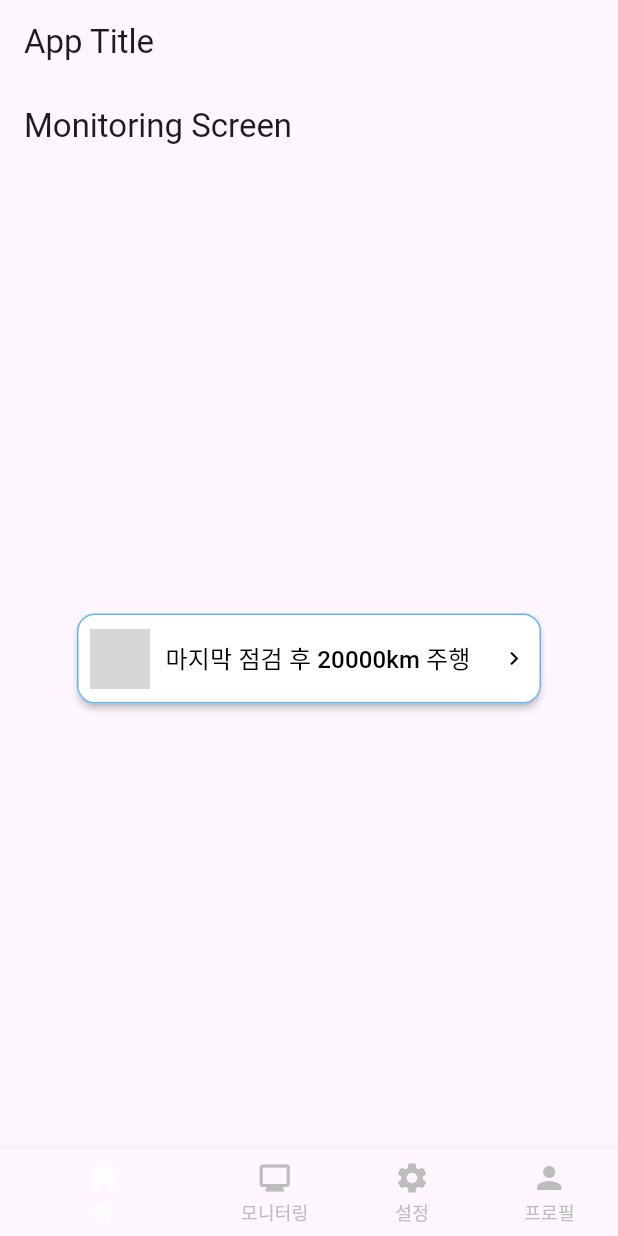
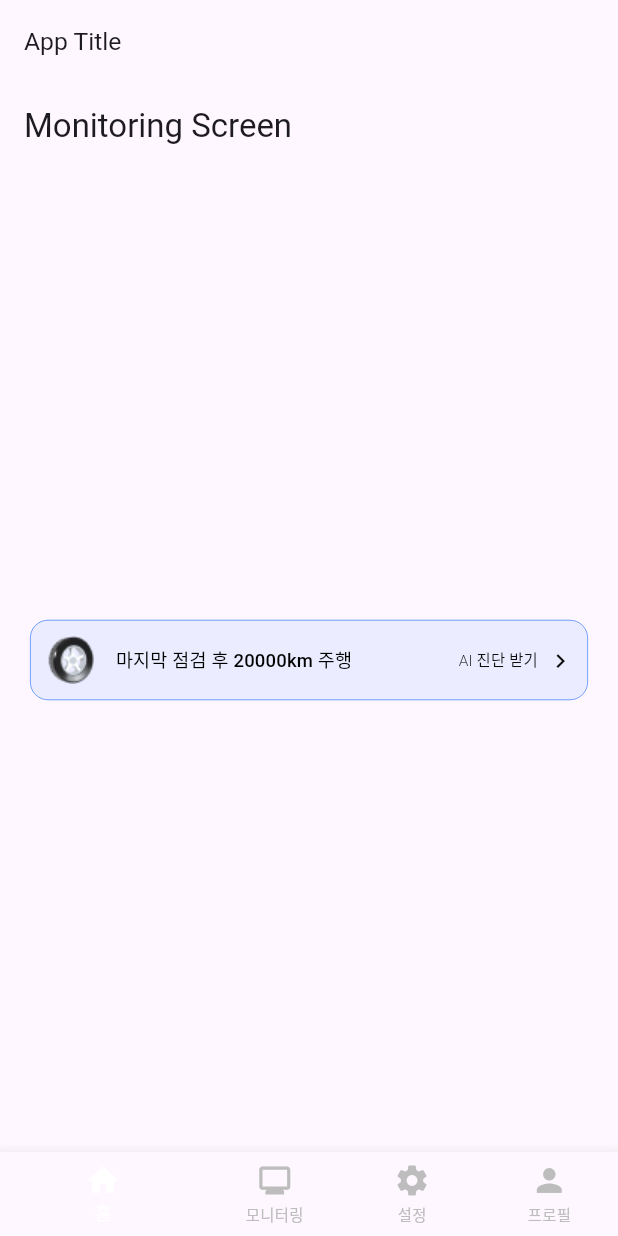
Before and after one commit to king0104/marimo, a Flutter app: the screen it shows after launch, after a tap on "마지막 점검 후 20000km 주행", on a phone screen of 412 x 824 dp. Run offline on Flutter 3.47's test engine with Material 3 defaults, Android fonts, the phone set to English and light mode, and no system bars; our stand-ins replace flutter_screenutil; Roboto replaces fonts that are missing (Freesentation); grey boxes are pictures that could not be loaded.

Commit message:
✨ feat: TireDiagnosisButton 컴포넌트 ui 개발

```diff
--- a/marimo_client/lib/main.dart
+++ b/marimo_client/lib/main.dart
@@ -1,8 +1,16 @@
 import 'package:flutter/material.dart';
+import 'package:flutter_screenutil/flutter_screenutil.dart'; // 📌 ScreenUtil 추가
 import 'package:marimo_client/screens/monitoring/MonitoringScreen.dart';
 
 void main() {
-  runApp(const MyApp());
+  runApp(
+    ScreenUtilInit(
+      designSize: const Size(360, 800), // 📌 Figma mdpi 기준 크기
+      minTextAdapt: true, // 📌 텍스트 자동 조정
+      splitScreenMode: true, // 📌 가로/세로 모드 대응
+      builder: (context, child) => const MyApp(),
+    ),
+  );
 }
 
 class MyApp extends StatelessWidget {
@@ -32,10 +40,10 @@ class _MainScreenState extends State<MainScreen> {
   int _selectedIndex = 0;
 
   final List<Widget> _screens = [
-    MonitoringScreen(), // 바꾸면 돼용
     MonitoringScreen(),
-    MonitoringScreen(), // 바꾸면 돼용
-    MonitoringScreen(), // 바꾸면
+    MonitoringScreen(),
+    MonitoringScreen(),
+    MonitoringScreen(),
   ];
 
   void _onItemTapped(int index) {
@@ -47,7 +55,12 @@ class _MainScreenState extends State<MainScreen> {
   @override
   Widget build(BuildContext context) {
     return Scaffold(
-      appBar: AppBar(title: const Text("App Title")),
+      appBar: AppBar(
+        title: Text(
+          "App Title",
+          style: TextStyle(fontSize: 16.sp),
+        ), // 📌 폰트 크기 자동 조정
+      ),
       body: _screens[_selectedIndex],
       bottomNavigationBar: BottomNavigationBar(
         currentIndex: _selectedIndex,
@@ -55,13 +68,29 @@ class _MainScreenState extends State<MainScreen> {
         backgroundColor: Colors.grey[900], // 📌 배경색 어둡게
         selectedItemColor: Colors.white, // 📌 선택된 아이템 색상 밝게
         unselectedItemColor: Colors.grey[400], // 📌 선택되지 않은 아이콘 색상 회색
-        showUnselectedLabels: true, // 선택 안 된 아이템도 텍스트 보이게 설정
-        items: const [
-          BottomNavigationBarItem(icon: Icon(Icons.home), label: "홈"),
-          BottomNavigationBarItem(icon: Icon(Icons.monitor), label: "모니터링"),
-          BottomNavigationBarItem(icon: Icon(Icons.settings), label: "설정"),
-          BottomNavigationBarItem(icon: Icon(Icons.person), label: "프로필"),
+        showUnselectedLabels: true, // 📌 선택 안 된 아이템도 텍스트 보이게 설정
+        items: [
+          BottomNavigationBarItem(
+            icon: Icon(Icons.home, size: 24.sp), // 📌 아이콘 크기 조정
+            label: "홈",
+          ),
+          BottomNavigationBarItem(
+            icon: Icon(Icons.monitor, size: 24.sp),
+            label: "모니터링",
+          ),
+          BottomNavigationBarItem(
+            icon: Icon(Icons.settings, size: 24.sp),
+            label: "설정",
+          ),
+          BottomNavigationBarItem(
+            icon: Icon(Icons.person, size: 24.sp),
+            label: "프로필",
+          ),
         ],
+        selectedLabelStyle: TextStyle(fontSize: 12.sp), // 📌 선택된 텍스트 크기 조정
+        unselectedLabelStyle: TextStyle(
+          fontSize: 10.sp,
+        ), // 📌 선택되지 않은 텍스트 크기 조정
       ),
     );
   }
--- a/marimo_client/lib/screens/monitoring/MonitoringScreen.dart
+++ b/marimo_client/lib/screens/monitoring/MonitoringScreen.dart
@@ -5,8 +5,11 @@ class MonitoringScreen extends StatelessWidget {
   @override
   Widget build(BuildContext context) {
     return Scaffold(
-      appBar: AppBar(title: Text("Monitoring Screen")),
-      body: Center(child: TireDiagnosisButton()),
+      appBar: AppBar(title: const Text("Monitoring Screen")),
+      body: Padding(
+        padding: const EdgeInsets.symmetric(horizontal: 20), // ✅ 좌우 패딩 20px 적용
+        child: Center(child: TireDiagnosisButton()),
+      ),
     );
   }
 }
--- a/marimo_client/lib/screens/monitoring/widgets/TireDiagnosisButton.dart
+++ b/marimo_client/lib/screens/monitoring/widgets/TireDiagnosisButton.dart
@@ -1,46 +1,75 @@
 import 'package:flutter/material.dart';
+import 'package:flutter_screenutil/flutter_screenutil.dart'; // ✅ ScreenUtil 추가
 
 class TireDiagnosisButton extends StatelessWidget {
   const TireDiagnosisButton({super.key});
 
   @override
   Widget build(BuildContext context) {
-    return ElevatedButton(
+    return SizedBox(
+      width: double.infinity, // ✅ 부모 크기만큼 확장
+      child: ElevatedButton(
         onPressed: () {
-        print("AI 진단 받기 클릭!");
+          debugPrint("🚀 AI 진단 받기 클릭!!");
         },
         style: ElevatedButton.styleFrom(
-        backgroundColor: Colors.white, // 버튼 배경색 (흰색)
-        foregroundColor: Colors.black, // 글씨 색상 (검정)
-        padding: const EdgeInsets.symmetric(
-          horizontal: 9,
-          vertical: 10,
-        ), // 내부 여백
+          backgroundColor: const Color(0x1A4888FF), // ✅ 배경색 (10% 투명도)
+          foregroundColor: const Color(0xFF000000), // ✅ 글씨 및 아이콘 색상
+          padding: EdgeInsets.zero, // ✅ 버튼의 기본 패딩 제거
           shape: RoundedRectangleBorder(
-          borderRadius: BorderRadius.circular(12), // 모서리 둥글게
-          side: BorderSide(color: Colors.blue.shade300), // 테두리 추가
+            borderRadius: BorderRadius.circular(12),
+            side: const BorderSide(
+              color: Color(0xFF4888FF),
+              width: 0.5,
+            ), // ✅ 테두리 추가
           ),
-        elevation: 2, // 버튼 그림자 효과
+          elevation: 0, // ✅ 그림자 제거
+          shadowColor: Colors.transparent, // ✅ 눌렀을 때 그림자 제거
+          overlayColor: const Color(0x1A4888FF),
         ),
+        child: Padding(
+          padding: EdgeInsets.symmetric(
+            horizontal: 8.w,
+            vertical: 10.h,
+          ), // ✅ `w`, `h` 적용 가능
           child: Row(
-        mainAxisSize: MainAxisSize.min,
-        mainAxisAlignment: MainAxisAlignment.spaceBetween, // 좌우 정렬
+            mainAxisAlignment: MainAxisAlignment.spaceBetween, // ✅ 내부 요소 확장
             children: [
-          // 왼쪽 아이콘 + 텍스트
-          Row(
-            children: [
-              Image.asset('assets/tire_icon.png', width: 40), // 아이콘 (assets 필요)
-              const SizedBox(width: 10),
-              const Text(
+              Image.asset(
+                'assets/images/icons/icon_tire.webp',
+                width: 32.w, // ✅ `sp` 대신 `w` 사용
+                height: 32.h,
+              ),
+              SizedBox(width: 10.w),
+              Expanded(
+                child: Text(
                   "마지막 점검 후 20000km 주행",
-                style: TextStyle(fontSize: 16, fontWeight: FontWeight.w500),
+                  style: TextStyle(
+                    fontSize: 12.sp, // ✅ `sp` 사용 (const 제거)
+                    fontWeight: FontWeight.w500,
+                    color: Colors.black,
+                  ),
+                  overflow: TextOverflow.ellipsis, // ✅ 긴 글자는 ... 처리
+                ),
+              ),
+              SizedBox(width: 10.w),
+              Text(
+                "AI 진단 받기",
+                style: TextStyle(
+                  fontSize: 10.sp, // ✅ `sp` 사용
+                  fontWeight: FontWeight.w300,
+                  color: const Color(0xFF0E0E0E),
+                ),
+              ),
+              SizedBox(width: 5.w),
+              Icon(
+                Icons.chevron_right,
+                size: 18.sp, // ✅ 아이콘 크기 자동 조정
+                color: const Color(0xFF0E0E0E),
               ),
             ],
           ),
-          const SizedBox(width: 20), // 버튼 안 여백
-          // 우측 아이콘
-          const Icon(Icons.chevron_right, size: 18),
-        ],
+        ),
       ),
     );
   }
```
Also changed, not shown: marimo_client/pubspec.yaml (+25 -1 lines), marimo_client/assets/images/icons/icon_tire.svg (added), marimo_client/assets/images/icons/icon_tire.webp (added), 9 other files. Lines whose indentation alone changed are shown as unchanged.
